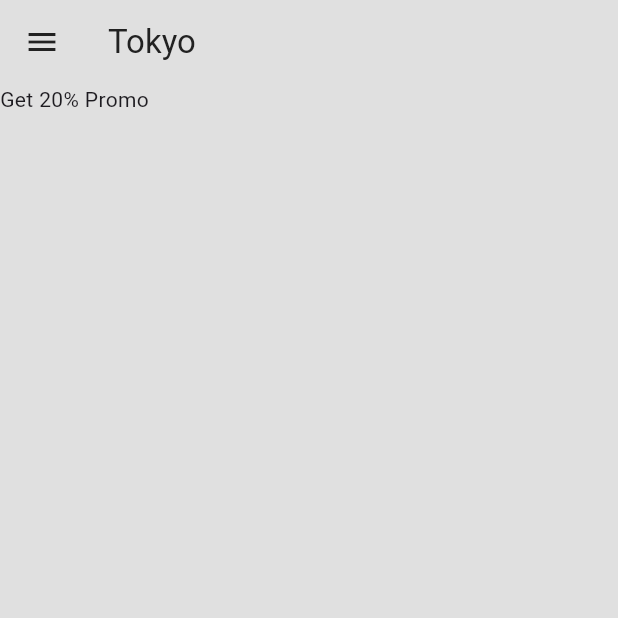
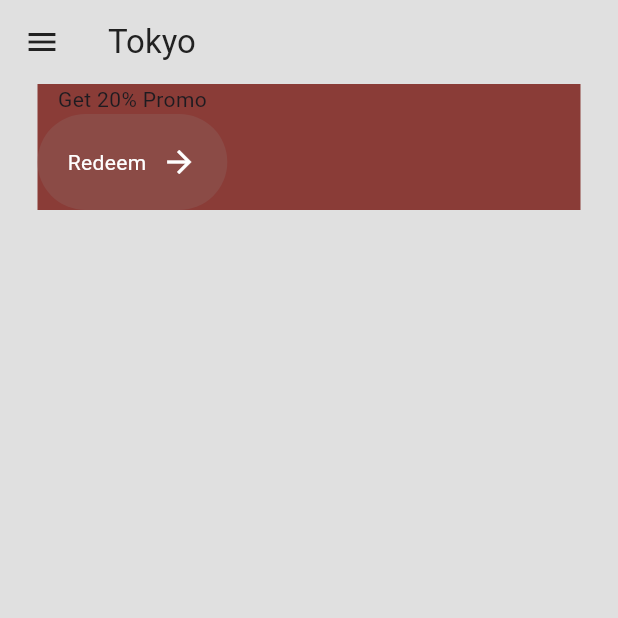
Before and after one commit to OnaliyVinukiy/Sushi-App, a Flutter app: the MenuPage screen opened by its route, on a phone screen of 412 x 824 dp, the top half of it. Run offline on Flutter 3.47's test engine with Material 3 defaults, Android fonts, the phone set to English and light mode, and no system bars; our stand-ins replace google_fonts.

Commit message:
menu page button

```diff
--- a/sushi/lib/pages/menu_page.dart
+++ b/sushi/lib/pages/menu_page.dart
@@ -1,4 +1,6 @@
 import 'package:flutter/material.dart';
+import 'package:sushi/components/button.dart';
+import 'package:sushi/themes/colors.dart';
 class MenuPage extends StatefulWidget {
   const MenuPage({super.key});
 
@@ -28,9 +30,24 @@ class _MenuPageState extends State<MenuPage> {
       body: Column(children: [
         //promo banner
           Container(
+            decoration: BoxDecoration(
+              color: primaryColor,),
+
+              margin: const EdgeInsets.symmetric(horizontal: 25),
+
             child: Row(children: [
+              Column(
+                children: [
               //message
-              Text('Get 20% Promo'),],),
+              Text('Get 20% Promo'),
+
+              //redeem button
+                MyButton(text: "Redeem", onTap: (){},),
+
+              //image
+
+
+              ],)],),
           )
 
         //search bar
--- /dev/null
+++ b/sushi/lib/themes/colors.dart
@@ -0,0 +1,3 @@
+import 'package:flutter/material.dart';
+
+var primaryColor = const Color.fromARGB(255, 138, 60, 55);
```
